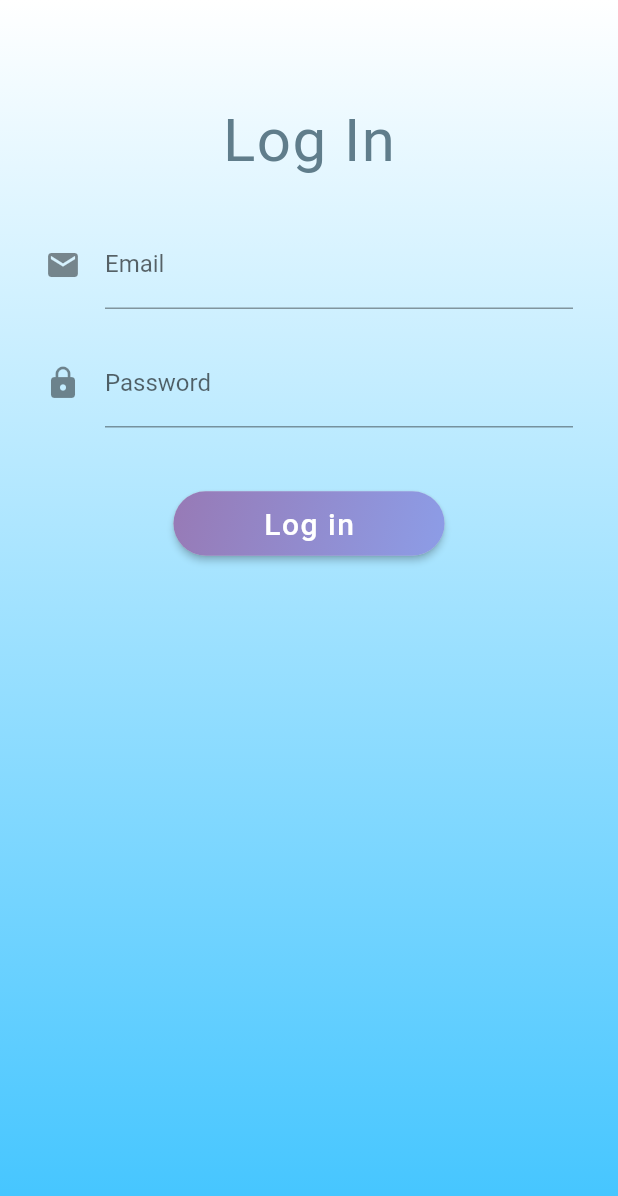
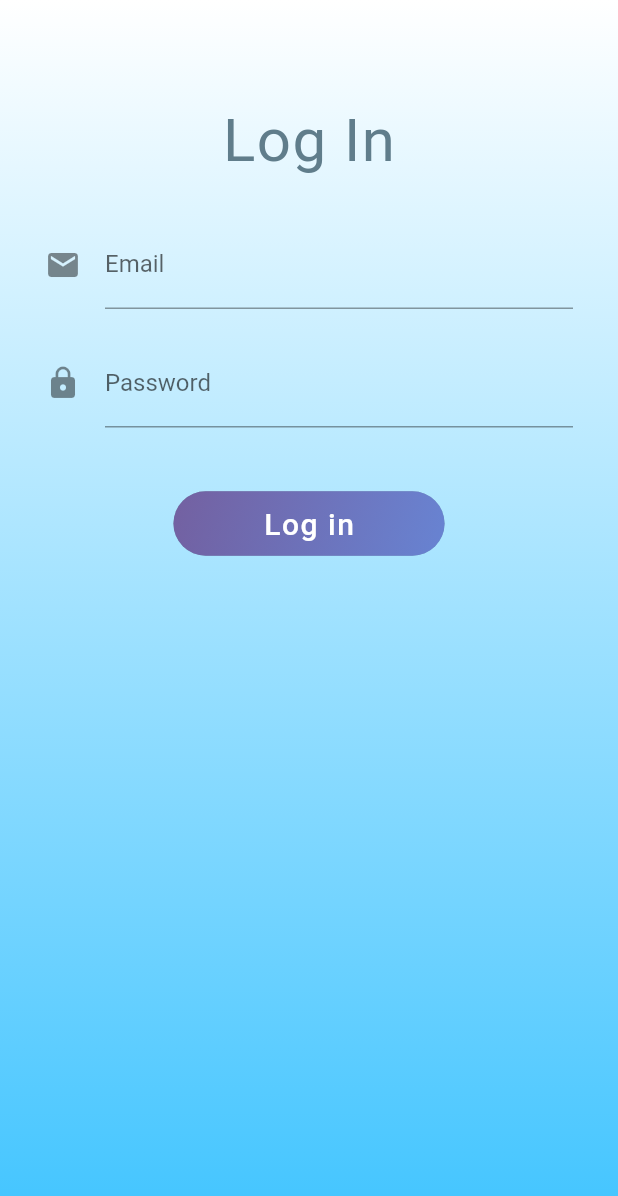
Before and after one commit to LAKSHITgoel/bloc_flutter, a Flutter app: the screen it shows after launch, on a phone screen of 412 x 824 dp. Shown: the top 1196 px of the screen. Run offline on Flutter 3.47's test engine with Material 2 defaults, Android fonts, the phone set to English and light mode, and no system bars; our stand-ins replace rxdart.

Commit message:
Single scoped instance

```diff
--- a/lib/source/app.dart
+++ b/lib/source/app.dart
@@ -1,11 +1,14 @@
-import 'package:flutter/material.dart';
+import "package:flutter/material.dart";
 import "screens/login/login.dart";
+import "data/provider.dart";
 
 class App extends StatelessWidget {
   Widget build(BuildContext ctx) {
-    return MaterialApp(
-      debugShowCheckedModeBanner: false,
-      home: LogIn()
+    return Provider(
+      child: MaterialApp(
+        debugShowCheckedModeBanner: false,
+        home: LogIn()
+      )
     );
   }
 }
--- a/lib/source/bloc/bloc.dart
+++ b/lib/source/bloc/bloc.dart
@@ -1,13 +1,15 @@
+import "package:login_screen/source/mixins/validator.dart";
 import "dart:async";
-import "../mixins/validator.dart";
+import "package:rxdart/rxdart.dart";
 
 class Bloc extends Object with Validator {
-  final _email = StreamController<String>();
-  final _password = StreamController<String>();
+  final _email = StreamController<String>.broadcast();
+  final _password = StreamController<String>.broadcast();
 
   // Add data to stream
   Stream<String> get email => _email.stream.transform(validateEmail);
   Stream<String> get password => _password.stream.transform(validatePassword);
+  Stream<bool> get submitValidator => Rx.combineLatest2(email, password, (e, p) => true);
 
   // change data
   Function(String) get updateEmail => _email.sink.add;
@@ -18,5 +20,3 @@ class Bloc extends Object with Validator {
     _password.close();
   }
 }
-
-final bloc = Bloc();
--- /dev/null
+++ b/lib/source/data/provider.dart
@@ -0,0 +1,14 @@
+import "package:flutter/material.dart";
+import "package:login_screen/source/bloc/bloc.dart";
+
+class Provider extends InheritedWidget {
+  Provider({Key key, Widget child}) : super(key: key, child: child);
+
+  final bloc = Bloc();
+
+  bool updateShouldNotify(_) => true;
+
+  static Bloc of(BuildContext context) {
+    return (context.dependOnInheritedWidgetOfExactType<Provider>()).bloc;
+  }
+}
--- a/lib/source/screens/login/widgets/form/form.dart
+++ b/lib/source/screens/login/widgets/form/form.dart
@@ -1,10 +1,9 @@
 import "package:flutter/material.dart";
 import "package:login_screen/source/bloc/bloc.dart";
-import "dart:async";
+import "package:login_screen/source/data/provider.dart";
 
 class LoginForm extends StatelessWidget {
-
-  Widget getEmailField() {
+  Widget getEmailField(Bloc bloc) {
     return StreamBuilder(
       stream: bloc.email,
       builder: (context, snapshot) {
@@ -22,7 +21,7 @@ class LoginForm extends StatelessWidget {
     );
   }
 
-  Widget getPasswordField() {
+  Widget getPasswordField(Bloc bloc) {
     return StreamBuilder(
       stream: bloc.password,
       builder: (context, snapshot) {
@@ -40,7 +39,10 @@ class LoginForm extends StatelessWidget {
     );
   }
 
-  Widget getSubmitButton() {
+  Widget getSubmitButton(Bloc bloc) {
+    return StreamBuilder(
+      stream: bloc.submitValidator,
+      builder: (context, snapshot) {
         return RaisedButton(
           child: Container(
             decoration: BoxDecoration(
@@ -68,23 +70,29 @@ class LoginForm extends StatelessWidget {
           shape: RoundedRectangleBorder(
             borderRadius: BorderRadius.circular(30.0)
           ),
-      onPressed: () {},
+          onPressed: !snapshot.hasData ? null : () {
+            print("Hi there");
+          },
+        );
+      }
     );
   }
 
   @override
   Widget build(BuildContext context) {
+    final bloc = Provider.of(context);
+
     return Container(
       margin: EdgeInsets.all(30.0),
       child: Center(
         child: Form(
           child: Column(
             children: <Widget>[
-              getEmailField(),
+              getEmailField(bloc),
               SizedBox(height: 20.0),
-              getPasswordField(),
+              getPasswordField(bloc),
               SizedBox(height: 40.0),
-              getSubmitButton()
+              getSubmitButton(bloc)
             ],
           ),
         ),
--- a/pubspec.yaml
+++ b/pubspec.yaml
@@ -23,6 +23,7 @@ dependencies:
   # The following adds the Cupertino Icons font to your application.
   # Use with the CupertinoIcons class for iOS style icons.
   cupertino_icons: ^0.1.2
+  rxdart: ^0.24.1
 
 dev_dependencies:
   flutter_test:
```
Also changed, not shown: pubspec.lock. Lines whose indentation alone changed are shown as unchanged.
